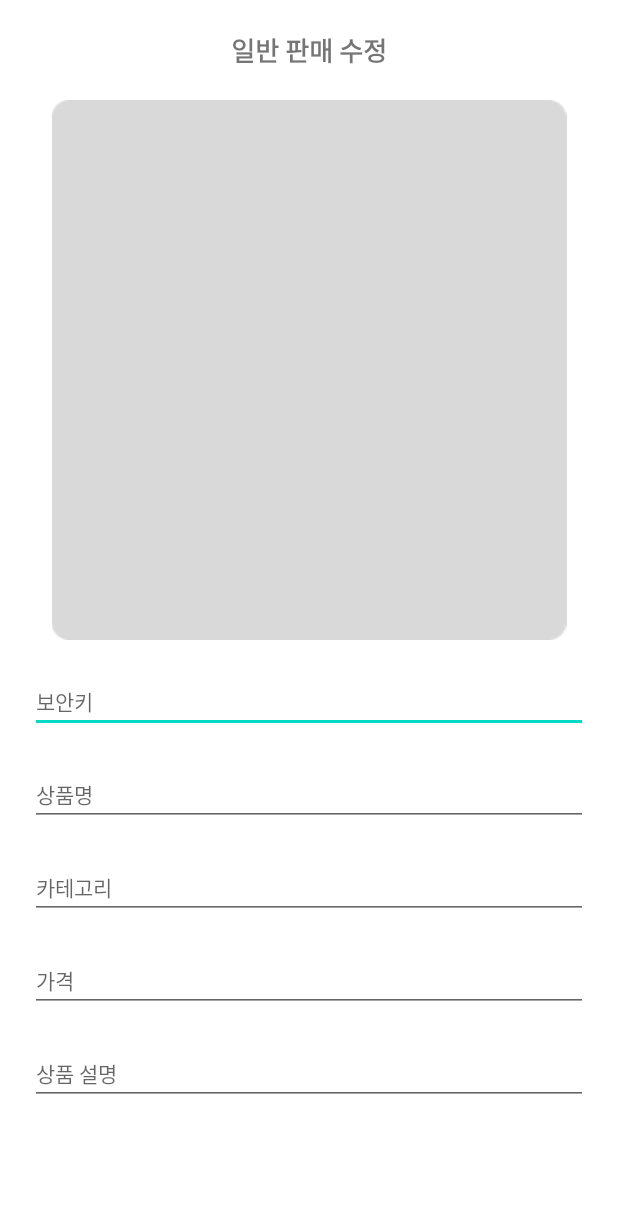
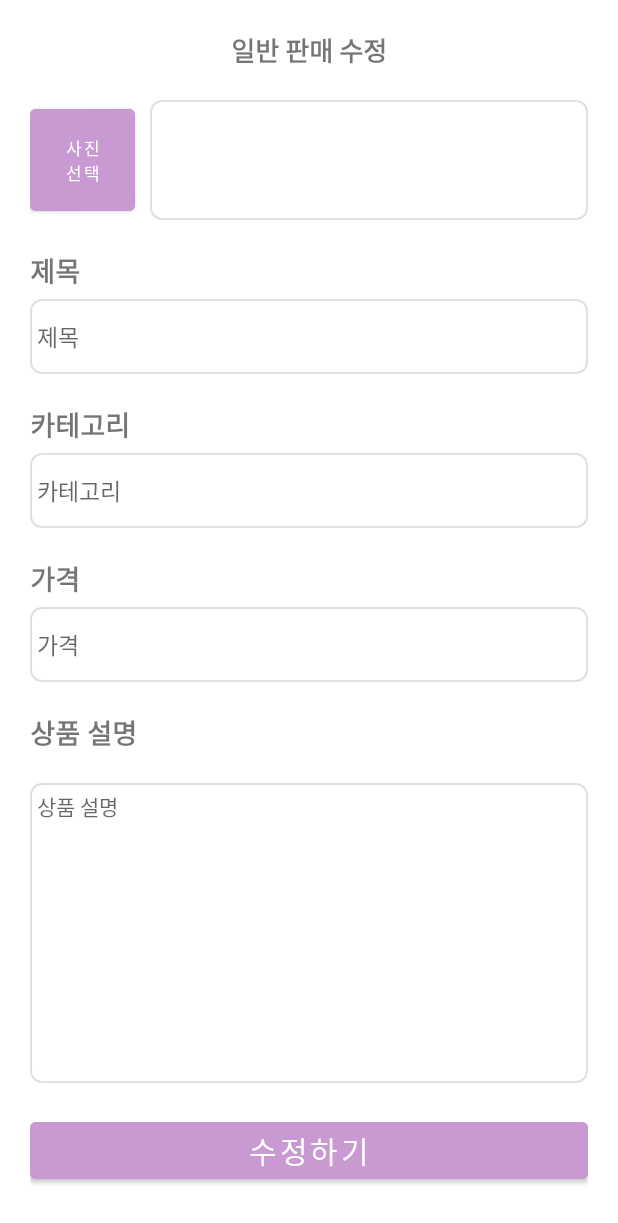
Before and after one commit to Faniverse2024/FaniverseFE2, an Android app: the DetailPage_seller_edit screen opened directly, with no data from a screen before it, on a phone screen of 412 x 824 dp. Shown: the top 1223 px of the screen. Run offline under Robolectric (Android 15) with nearby library versions, the phone set to English and light mode, and no system bars.

Commit message:
refactor: Replace LinearLayout with ScrollView and improve UI similar to activity_general_sales.xml

```diff
--- a/app/src/main/res/layout/activity_detail_page_seller_edit.xml
+++ b/app/src/main/res/layout/activity_detail_page_seller_edit.xml
@@ -1,6 +1,7 @@
-<LinearLayout xmlns:app="http://schemas.android.com/apk/res-auto"
+<?xml version="1.0" encoding="utf-8"?>
+<ScrollView xmlns:android="http://schemas.android.com/apk/res/android"
+    xmlns:app="http://schemas.android.com/apk/res-auto"
     xmlns:tools="http://schemas.android.com/tools"
-    xmlns:android="http://schemas.android.com/apk/res/android"
     android:id="@+id/detailpageselleredit"
     android:layout_width="match_parent"
     android:layout_height="match_parent"
@@ -8,61 +9,128 @@
     android:paddingStart="20dp"
     android:paddingEnd="20dp">
 
+    <!-- ScrollView 안에 모든 뷰를 LinearLayout으로 감싸줌 -->
+    <LinearLayout
+        android:layout_width="match_parent"
+        android:layout_height="wrap_content"
+        android:orientation="vertical">
+
+        <TextView
+            android:layout_width="match_parent"
+            android:layout_height="match_parent"
+            android:layout_marginTop="20dp"
+            android:gravity="center_horizontal"
+            android:text="일반 판매 수정"
+            android:textSize="17sp"
+            android:textStyle="bold" />
+
+    <!-- 사진 선택 버튼과 미리보기 영역을 담은 레이아웃 -->
+    <LinearLayout
+        android:layout_width="match_parent"
+        android:layout_height="wrap_content"
+        android:orientation="horizontal"
+        android:layout_marginTop="20dp">
+
+        <Button
+            android:id="@+id/btnSelectImage"
+            android:layout_width="70dp"
+            android:layout_height="80dp"
+            android:layout_gravity="center_vertical"
+            android:layout_marginEnd="10dp"
+            android:backgroundTint="#c99ad1"
+            android:text="사진\n선택"
+            android:textColor="@android:color/white"
+            android:textSize="11dp" />
+
+        <ImageView
+            android:id="@+id/imagePreview"
+            android:layout_width="70dp"
+            android:layout_height="80dp"
+            android:layout_weight="1"
+            android:scaleType="centerCrop"
+            android:background="@drawable/border"
+            android:contentDescription="선택한 사진 미리보기" />
+    </LinearLayout>
+
     <TextView
-        android:id="@+id/product_name"
         android:layout_width="match_parent"
         android:layout_height="wrap_content"
         android:layout_marginTop="20dp"
-        android:textSize="17sp"
-        android:textStyle="bold"
-        android:text="일반 판매 수정"
-        android:gravity="center_horizontal" />
+        android:text="제목"
+        android:textSize="18sp"
+        android:textStyle="bold" />
 
-    <ImageView
-        android:id="@+id/product_image"
+    <EditText
+        android:id="@+id/product_name"
+        android:layout_width="match_parent"
+        android:layout_height="50dp"
+        android:layout_marginTop="5dp"
+        android:background="@drawable/border"
+        android:textSize="15sp"
+        android:hint="제목" />
+
+
+    <TextView
         android:layout_width="match_parent"
         android:layout_height="wrap_content"
         android:layout_marginTop="20dp"
-        android:src="@drawable/grey1" />
+        android:text="카테고리"
+        android:textSize="18sp"
+        android:textStyle="bold" />
 
     <EditText
-        android:id="@+id/edit_product_secure"
+        android:id="@+id/product_category"
+        android:layout_width="match_parent"
+        android:layout_height="50dp"
+        android:layout_marginTop="5dp"
+        android:background="@drawable/border"
+        android:textSize="15sp"
+        android:hint="카테고리" />
+
+    <TextView
         android:layout_width="match_parent"
         android:layout_height="wrap_content"
         android:layout_marginTop="20dp"
-        android:textSize="14sp"
-        android:hint="보안키" />
+        android:text="가격"
+        android:textSize="18sp"
+        android:textStyle="bold" />
 
     <EditText
-        android:id="@+id/edit_product_name"
+        android:id="@+id/product_price"
         android:layout_width="match_parent"
-        android:layout_height="wrap_content"
-        android:layout_marginTop="20dp"
-        android:textSize="14sp"
-        android:hint="상품명" />
+        android:layout_height="50dp"
+        android:layout_marginTop="5dp"
+        android:background="@drawable/border"
+        android:textSize="15sp"
+        android:hint="가격" />
 
-    <EditText
-        android:id="@+id/edit_product_category"
-        android:layout_width="match_parent"
-        android:layout_height="wrap_content"
-        android:layout_marginTop="20dp"
-        android:textSize="14sp"
-        android:hint="카테고리" />
-
-    <EditText
-        android:id="@+id/edit_product_price"
-        android:layout_width="match_parent"
-        android:layout_height="wrap_content"
-        android:layout_marginTop="20dp"
-        android:textSize="14sp"
-        android:hint="가격" />
+        <TextView
+            android:layout_width="wrap_content"
+            android:layout_height="wrap_content"
+            android:layout_marginTop="20dp"
+            android:text="상품 설명"
+            android:textSize="18sp"
+            android:textStyle="bold" />
 
     <EditText
         android:id="@+id/edit_product_description"
         android:layout_width="match_parent"
+        android:layout_height="200dp"
+        android:layout_marginTop="20dp"
+        android:background="@drawable/border"
+        android:textSize="14sp"
+        android:hint="상품 설명"
+        android:gravity="top|left" />
+
+    <Button
+        android:id="@+id/btn_update_product"
+        android:layout_width="match_parent"
         android:layout_height="wrap_content"
         android:layout_marginTop="20dp"
-        android:textSize="14sp"
-        android:hint="상품 설명" />
+        android:text="수정하기"
+        android:backgroundTint="#c99ad1"
+        android:textColor="#fff"
+        android:textSize="20sp" />
 
 </LinearLayout>
+</ScrollView>
```
